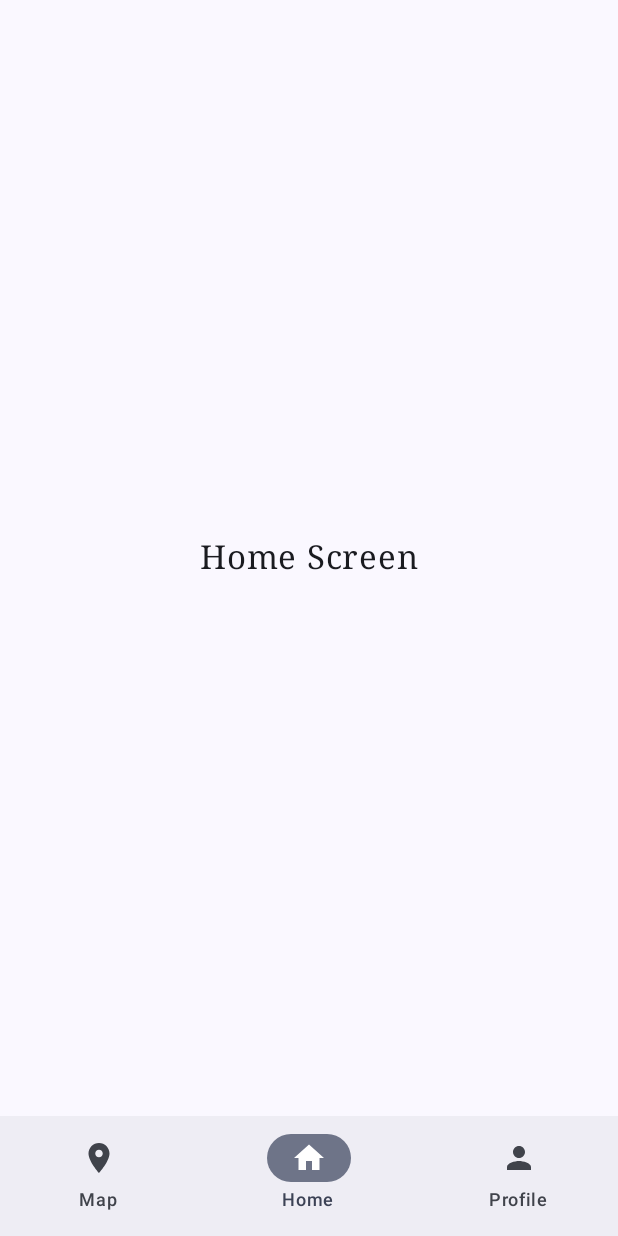
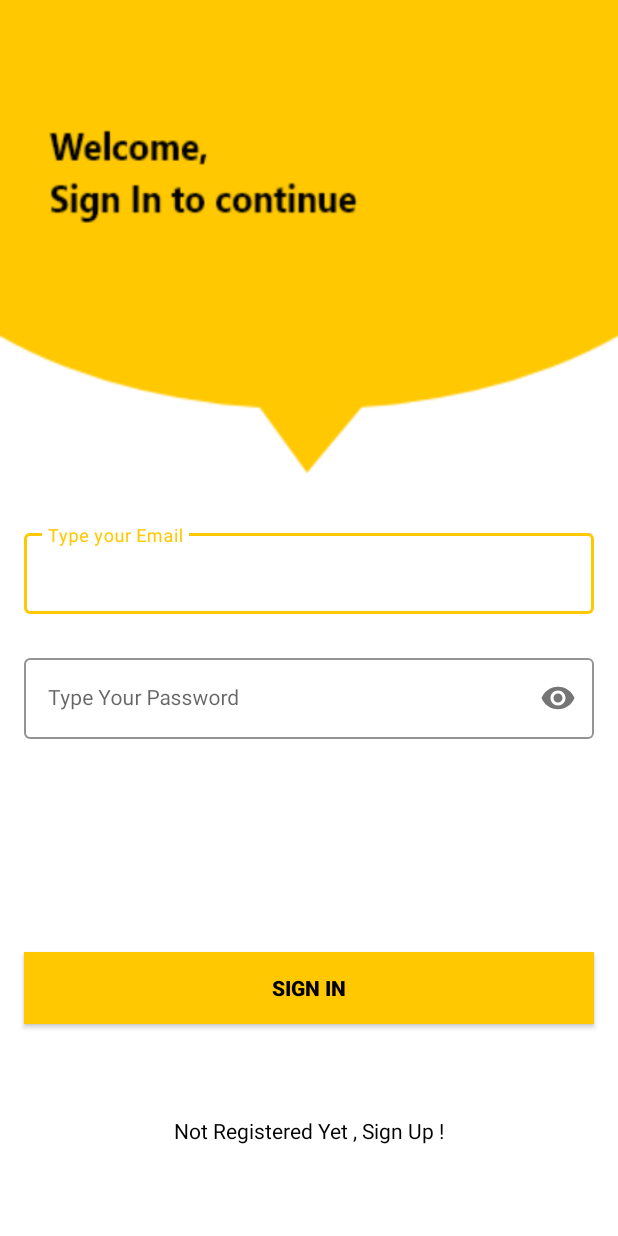
Before and after one commit to MarianaPerna07/PawesomePets, an Android app built with Jetpack Compose: the screen it shows after launch (MainActivity before the commit, SignInActivity after it), on a phone screen of 412 x 824 dp. Run offline under Robolectric (Android 15) with nearby library versions, the phone set to English and light mode, and no system bars; our stand-ins replace Firebase (no records; nobody signed in at launch, a user with empty details on screens opened directly).

Commit message:
Login e Register com Firebase

```diff
--- /dev/null
+++ b/PawesomePets/app/src/main/java/pt/ua/deti/icm/pawesomepets/SignInActivity.kt
@@ -0,0 +1,57 @@
+package pt.ua.deti.icm.pawesomepets
+
+import android.content.Intent
+import android.os.Bundle
+import android.widget.Toast
+import androidx.appcompat.app.AppCompatActivity
+import pt.ua.deti.icm.pawesomepets.databinding.ActivitySignInBinding
+import com.google.firebase.auth.FirebaseAuth
+
+class SignInActivity : AppCompatActivity() {
+
+    private lateinit var binding: ActivitySignInBinding
+    private lateinit var firebaseAuth: FirebaseAuth
+
+    override fun onCreate(savedInstanceState: Bundle?) {
+        super.onCreate(savedInstanceState)
+        binding = ActivitySignInBinding.inflate(layoutInflater)
+        setContentView(binding.root)
+
+
+        firebaseAuth = FirebaseAuth.getInstance()
+        binding.textView.setOnClickListener {
+            val intent = Intent(this, SignUpActivity::class.java)
+            startActivity(intent)
+        }
+
+        binding.button.setOnClickListener {
+            val email = binding.emailEt.text.toString()
+            val pass = binding.passET.text.toString()
+
+            if (email.isNotEmpty() && pass.isNotEmpty()) {
+
+                firebaseAuth.signInWithEmailAndPassword(email, pass).addOnCompleteListener {
+                    if (it.isSuccessful) {
+                        val intent = Intent(this, MainActivity::class.java)
+                        startActivity(intent)
+                    } else {
+                        Toast.makeText(this, it.exception.toString(), Toast.LENGTH_SHORT).show()
+
+                    }
+                }
+            } else {
+                Toast.makeText(this, "Empty Fields Are not Allowed !!", Toast.LENGTH_SHORT).show()
+
+            }
+        }
+    }
+
+    override fun onStart() {
+        super.onStart()
+
+        if(firebaseAuth.currentUser != null){
+            val intent = Intent(this, MainActivity::class.java)
+            startActivity(intent)
+        }
+    }
+}
--- /dev/null
+++ b/PawesomePets/app/src/main/res/layout/activity_sign_in.xml
@@ -0,0 +1,84 @@
+<?xml version="1.0" encoding="utf-8"?>
+<androidx.constraintlayout.widget.ConstraintLayout xmlns:android="http://schemas.android.com/apk/res/android"
+    xmlns:app="http://schemas.android.com/apk/res-auto"
+    xmlns:tools="http://schemas.android.com/tools"
+    android:layout_width="match_parent"
+    android:layout_height="match_parent"
+    android:background="@drawable/signin_screen"
+    tools:context=".SignInActivity">
+
+    <com.google.android.material.textfield.TextInputLayout
+        android:id="@+id/emailLayout"
+        style="@style/LoginTextInputOuterFieldStyle"
+        android:layout_width="match_parent"
+        android:layout_height="wrap_content"
+        android:layout_marginHorizontal="16dp"
+        android:layout_marginTop="350dp"
+        app:boxStrokeColor="@color/yellow"
+        app:hintTextColor="@color/yellow"
+        app:layout_constraintEnd_toEndOf="parent"
+        app:layout_constraintHorizontal_bias="0.5"
+        app:layout_constraintStart_toStartOf="parent"
+        app:layout_constraintTop_toTopOf="parent">
+
+        <com.google.android.material.textfield.TextInputEditText
+            android:id="@+id/emailEt"
+            style="@style/LoginTextInputInnerFieldStyle"
+            android:layout_width="match_parent"
+            android:layout_height="wrap_content"
+            android:hint="@string/type_your_email"
+            android:inputType="textEmailAddress" />
+    </com.google.android.material.textfield.TextInputLayout>
+
+    <com.google.android.material.textfield.TextInputLayout
+        android:id="@+id/passwordLayout"
+        style="@style/LoginTextInputOuterFieldStyle"
+        android:layout_width="match_parent"
+        android:layout_height="wrap_content"
+        android:layout_marginHorizontal="16dp"
+        android:layout_marginTop="24dp"
+        app:boxStrokeColor="@color/yellow"
+        app:hintTextColor="@color/yellow"
+        app:layout_constraintEnd_toEndOf="parent"
+        app:layout_constraintHorizontal_bias="0.5"
+        app:layout_constraintStart_toStartOf="parent"
+        app:layout_constraintTop_toBottomOf="@id/emailLayout"
+        app:passwordToggleEnabled="true">
+
+        <com.google.android.material.textfield.TextInputEditText
+            android:id="@+id/passET"
+            style="@style/LoginTextInputInnerFieldStyle"
+            android:layout_width="match_parent"
+            android:layout_height="wrap_content"
+            android:hint="@string/type_your_password"
+            android:inputType="textPassword" />
+    </com.google.android.material.textfield.TextInputLayout>
+
+    <androidx.appcompat.widget.AppCompatButton
+        android:id="@+id/button"
+        android:layout_width="0dp"
+        android:layout_height="wrap_content"
+        android:layout_marginHorizontal="16dp"
+        android:background="@color/yellow"
+        android:text="@string/sign_in"
+        android:textColor="@color/black"
+        android:textStyle="bold"
+        app:layout_constraintBottom_toBottomOf="parent"
+        app:layout_constraintEnd_toEndOf="parent"
+        app:layout_constraintHorizontal_bias="0.5"
+        app:layout_constraintStart_toStartOf="parent"
+        app:layout_constraintTop_toBottomOf="@+id/passwordLayout" />
+
+    <TextView
+        android:id="@+id/textView"
+        android:layout_width="wrap_content"
+        android:layout_height="wrap_content"
+        android:textColor="@color/black"
+        android:text="@string/not_registered_yet_sign_up"
+        app:layout_constraintBottom_toBottomOf="parent"
+        app:layout_constraintEnd_toEndOf="parent"
+        app:layout_constraintHorizontal_bias="0.5"
+        app:layout_constraintStart_toStartOf="parent"
+        app:layout_constraintTop_toBottomOf="@+id/button" />
+
+</androidx.constraintlayout.widget.ConstraintLayout>
--- a/PawesomePets/app/src/main/res/values/colors.xml
+++ b/PawesomePets/app/src/main/res/values/colors.xml
@@ -7,4 +7,5 @@
     <color name="teal_700">#FF018786</color>
     <color name="black">#FF000000</color>
     <color name="white">#FFFFFFFF</color>
+    <color name="yellow">#FFC801</color>
 </resources>
--- a/PawesomePets/app/src/main/res/values/strings.xml
+++ b/PawesomePets/app/src/main/res/values/strings.xml
@@ -1,3 +1,12 @@
 <resources>
     <string name="app_name">Pawesome Pets</string>
+    <string name="sign_in">Sign In</string>
+    <string name="not_registered_yet_sign_up">Not Registered Yet , Sign Up !</string>
+    <string name="type_your_password">Type Your Password</string>
+    <string name="type_your_email">Type your Email</string>
+    <string name="type_your_email_signup">Type your Email</string>
+    <string name="type_your_password_signup">Type Your Password</string>
+    <string name="retype_your_password">Retype Your Password</string>
+    <string name="sign_up">Sign Up</string>
+    <string name="already_registered_sign_in">Already Registered , Sign In !</string>
 </resources>
--- a/PawesomePets/app/src/main/res/values/themes.xml
+++ b/PawesomePets/app/src/main/res/values/themes.xml
@@ -2,4 +2,34 @@
 <resources>
 
     <style name="Theme.PawesomePets" parent="android:Theme.Material.Light.NoActionBar" />
+
+    <style name="Theme.LoginAndSignUp" parent="Theme.MaterialComponents.DayNight.NoActionBar">
+        <!-- Primary brand color. -->
+        <item name="colorPrimary">@color/purple_500</item>
+        <item name="colorPrimaryVariant">@color/purple_700</item>
+        <item name="colorOnPrimary">@color/white</item>
+        <!-- Secondary brand color. -->
+        <item name="colorSecondary">@color/teal_200</item>
+        <item name="colorSecondaryVariant">@color/teal_700</item>
+        <item name="colorOnSecondary">@color/black</item>
+        <!-- Status bar color. -->
+        <item name="android:statusBarColor">@color/yellow</item>
+    </style>
+
+    <style name="LoginTextInputOuterFieldStyle" parent="Widget.MaterialComponents.TextInputLayout.OutlinedBox">
+        <item name="android:layout_width">match_parent</item>
+        <item name="android:layout_height">wrap_content</item>
+        <item name="android:layout_marginTop">15dp</item>
+        <item name="android:layout_marginBottom">15dp</item>
+    </style>
+
+    <style name="LoginTextInputInnerFieldStyle" parent="Widget.MaterialComponents.TextInputLayout.OutlinedBox">
+        <item name="android:layout_width">match_parent</item>
+        <item name="android:layout_height">wrap_content</item>
+        <item name="android:textColor">@color/black</item>
+        <item name="android:textColorHint">@color/black</item>
+        <item name="android:maxLines">1</item>
+        <item name="android:textSize">14sp</item>
+        <item name="android:singleLine">true</item>
+    </style>
 </resources>
--- a/PawesomePets/build.gradle.kts
+++ b/PawesomePets/build.gradle.kts
@@ -1,3 +1,8 @@
+buildscript {
+    dependencies {
+        classpath("com.google.gms:google-services:4.4.1")
+    }
+}
 // Top-level build file where you can add configuration options common to all sub-projects/modules.
 plugins {
     id("com.android.application") version "8.2.2" apply false
```
Also changed, not shown: PawesomePets/app/build.gradle.kts (+6 -1 lines), PawesomePets/app/src/main/AndroidManifest.xml (+11 -5 lines), PawesomePets/app/src/main/java/pt/ua/deti/icm/pawesomepets/SignUpActivity.kt (added, +53 -0 lines), PawesomePets/app/src/main/res/layout/activity_main.xml (added, +18 -0 lines), PawesomePets/app/src/main/res/layout/activity_sign_up.xml (added, +107 -0 lines), PawesomePets/app/src/main/res/drawable/signin_screen.png (added), PawesomePets/app/src/main/res/drawable/signup_screen.png (added), 1 other file.
